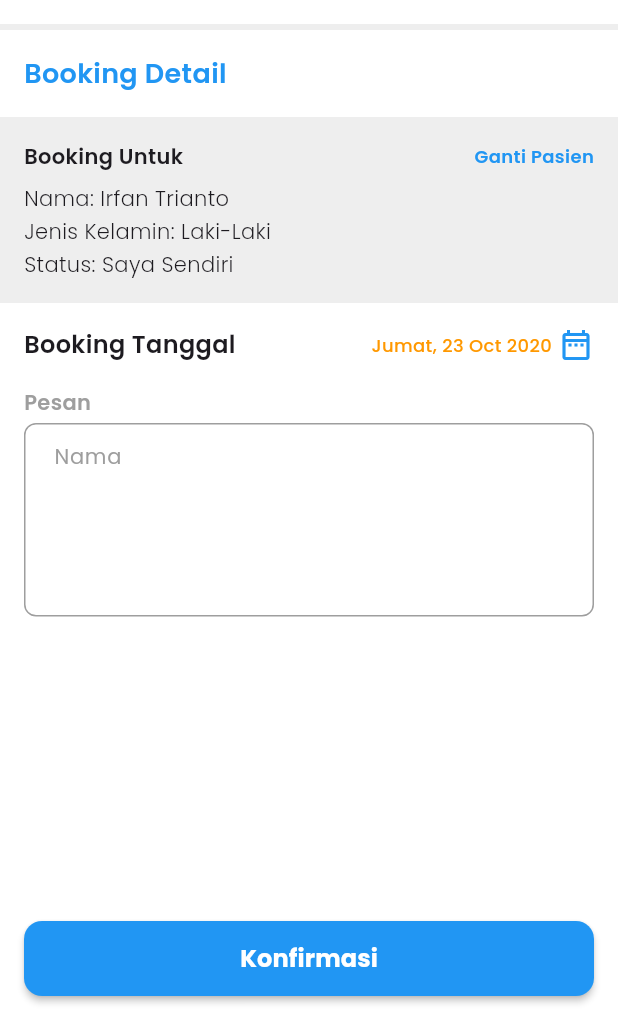
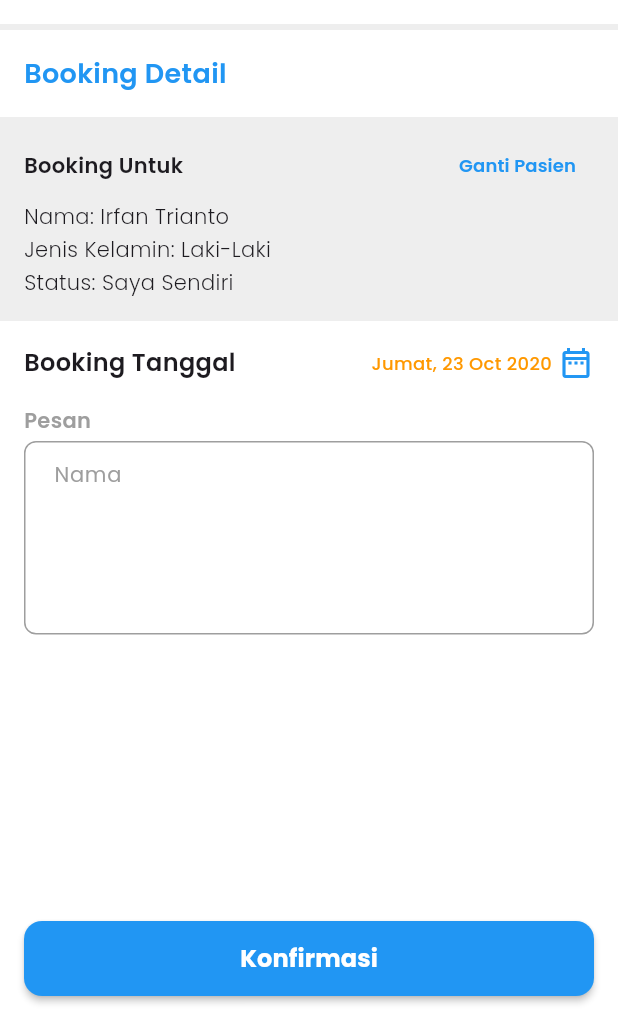
Before and after one commit to zyrridian/hospital-app, a Flutter app: the BookingConfirmPage screen opened directly with empty values, on a phone screen of 412 x 824 dp, the part 216-1236 px from its top. Run offline on Flutter 3.47's test engine with Material 3 defaults, Android fonts, the phone set to English and light mode, and no system bars; our stand-ins replace animated_bottom_navigation_bar, carousel_slider.

Commit message:
feat: add booking patient page

```diff
--- a/lib/booking/booking_confirm_page.dart
+++ b/lib/booking/booking_confirm_page.dart
@@ -1,4 +1,5 @@
 import 'package:flutter/material.dart';
+import 'package:smkdev_hospital/booking/booking_patient_page.dart';
 
 class BookingConfirmPage extends StatefulWidget {
   final Map<String, dynamic> doctor;
@@ -80,33 +81,47 @@ class _BookingConfirmPageState extends State<BookingConfirmPage> {
             Container(
               width: double.infinity,
               color: Colors.grey[200],
-              child: const Padding(
-                padding: EdgeInsets.symmetric(horizontal: 16.0, vertical: 16),
+              child: Padding(
+                padding: const EdgeInsets.only(
+                  top: 8,
+                  bottom: 16.0,
+                  left: 16,
+                  right: 16,
+                ),
                 child: Column(
                   crossAxisAlignment: CrossAxisAlignment.start,
                   children: [
                     Row(
                       mainAxisAlignment: MainAxisAlignment.spaceBetween,
                       children: [
-                        Text(
+                        const Text(
                           'Booking Untuk',
                           style: TextStyle(
                             fontSize: 14,
                             fontWeight: FontWeight.w600,
                           ),
                         ),
-                        Text(
-                          'Ganti Pasien',
-                          style: TextStyle(
-                            fontSize: 12,
-                            color: Colors.blue,
-                            fontWeight: FontWeight.w600,
+                        TextButton(
+                          onPressed: () => {
+                            Navigator.push(
+                              context,
+                              MaterialPageRoute(
+                                builder: (context) => BookingPatientPage(),
+                              ),
+                            ),
+                          },
+                          child: const Text(
+                            'Ganti Pasien',
+                            style: TextStyle(
+                              fontSize: 12,
+                              color: Colors.blue,
+                              fontWeight: FontWeight.w600,
+                            ),
                           ),
                         ),
                       ],
                     ),
-                    SizedBox(height: 8),
-                    Row(
+                    const Row(
                       children: [
                         Text(
                           'Nama: ',
@@ -124,8 +139,8 @@ class _BookingConfirmPageState extends State<BookingConfirmPage> {
                         ),
                       ],
                     ),
-                    SizedBox(height: 2),
-                    Row(
+                    const SizedBox(height: 2),
+                    const Row(
                       children: [
                         Text(
                           'Jenis Kelamin: ',
@@ -143,8 +158,8 @@ class _BookingConfirmPageState extends State<BookingConfirmPage> {
                         ),
                       ],
                     ),
-                    SizedBox(height: 2),
-                    Row(
+                    const SizedBox(height: 2),
+                    const Row(
                       children: [
                         Text(
                           'Status: ',
```
Also changed, not shown: lib/booking/booking_patient_page.dart (added, +119 -0 lines).
